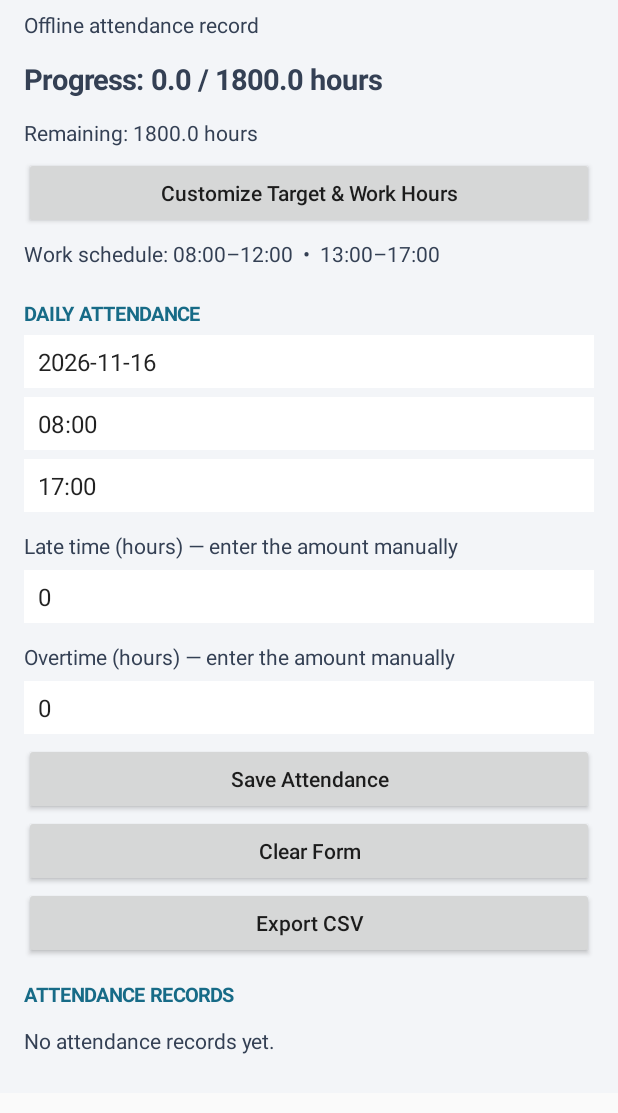
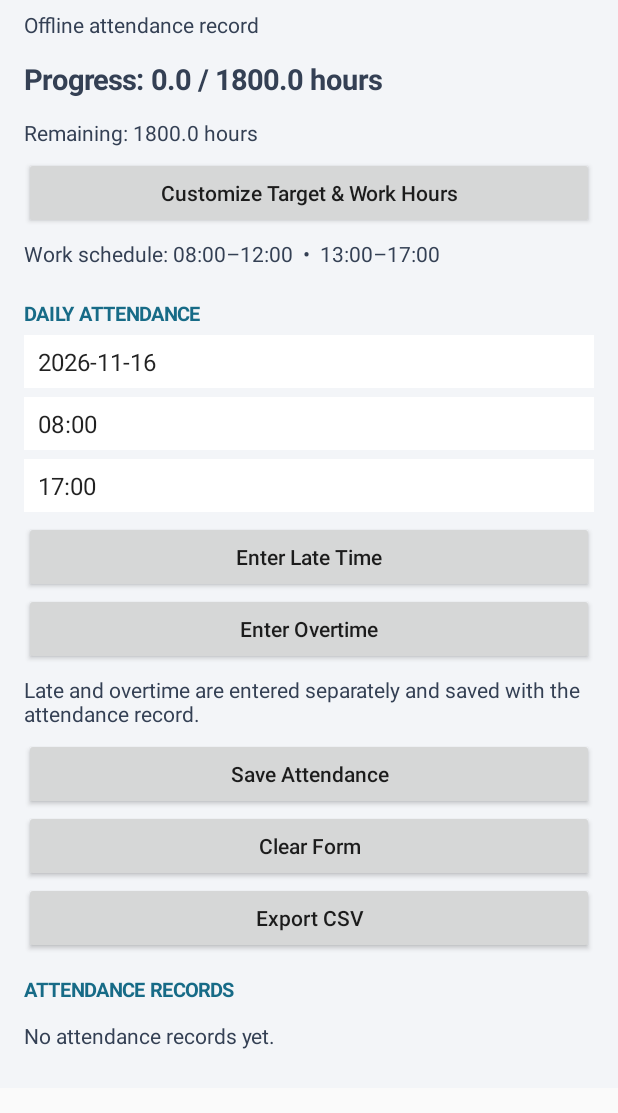
Before and after one commit to gigantolaurence3-ai/OJT-Attendance-Tracker, an Android app: the screen it shows after launch (MainActivity), on a phone screen of 412 x 824 dp, the part 79-1192 px from its top. Run offline under Robolectric (Android 15) with nearby library versions, the phone set to English and light mode, and no system bars.

Commit message:
Add separate buttons for late and overtime entry

```diff
--- a/app/src/main/java/com/laurence/ojtattendance/MainActivity.kt
+++ b/app/src/main/java/com/laurence/ojtattendance/MainActivity.kt
@@ -76,14 +76,11 @@ class MainActivity : Activity() {
         outField = field("Time Out (HH:MM)", "17:00")
         outField.setOnClickListener { chooseTime(outField) }
         root.addView(outField)
-        lateField = field("Late hours (example: 0.5 = 30 minutes)", "0")
-        lateField.inputType = android.text.InputType.TYPE_CLASS_NUMBER or android.text.InputType.TYPE_NUMBER_FLAG_DECIMAL
-        root.addView(label("Late time (hours) — enter the amount manually"))
-        root.addView(lateField)
-        overtimeField = field("Overtime hours (example: 1.5)", "0")
-        overtimeField.inputType = android.text.InputType.TYPE_CLASS_NUMBER or android.text.InputType.TYPE_NUMBER_FLAG_DECIMAL
-        root.addView(label("Overtime (hours) — enter the amount manually"))
-        root.addView(overtimeField)
+        lateField = field("Late hours", "0").apply { inputType = android.text.InputType.TYPE_CLASS_NUMBER or android.text.InputType.TYPE_NUMBER_FLAG_DECIMAL; visibility = View.GONE }
+        overtimeField = field("Overtime hours", "0").apply { inputType = android.text.InputType.TYPE_CLASS_NUMBER or android.text.InputType.TYPE_NUMBER_FLAG_DECIMAL; visibility = View.GONE }
+        root.addView(button("Enter Late Time") { promptHours("Enter Late Time", lateField) })
+        root.addView(button("Enter Overtime") { promptHours("Enter Overtime", overtimeField) })
+        root.addView(label("Late and overtime are entered separately and saved with the attendance record."))
         root.addView(button("Save Attendance") { saveRecord() })
         root.addView(button("Clear Form") { clearForm() })
         root.addView(button("Export CSV") { exportCsv() })
@@ -108,6 +105,29 @@ class MainActivity : Activity() {
     private fun button(s: String, action: () -> Unit) = Button(this).apply {
         text = s; isAllCaps = false; setOnClickListener { action() }
     }
+    private fun promptHours(title: String, target: EditText) {
+        val input = EditText(this).apply {
+            hint = "Hours (example: 0.5 = 30 minutes)"
+            inputType = android.text.InputType.TYPE_CLASS_NUMBER or android.text.InputType.TYPE_NUMBER_FLAG_DECIMAL
+            setText(target.text.toString())
+            setSelection(text.length)
+        }
+        AlertDialog.Builder(this)
+            .setTitle(title)
+            .setView(input)
+            .setNegativeButton("Cancel", null)
+            .setPositiveButton("Save") { _, _ ->
+                val value = input.text.toString().trim().ifEmpty { "0" }.toDoubleOrNull()
+                if (value == null || value < 0) {
+                    Toast.makeText(this, "Enter a valid number of hours.", Toast.LENGTH_SHORT).show()
+                } else {
+                    target.setText(value.toString())
+                    Toast.makeText(this, "$title saved for this attendance entry.", Toast.LENGTH_SHORT).show()
+                }
+            }
+            .show()
+    }
+
     private fun today() = SimpleDateFormat("yyyy-MM-dd", Locale.US).format(Date())
 
     private fun chooseDate() {
```
